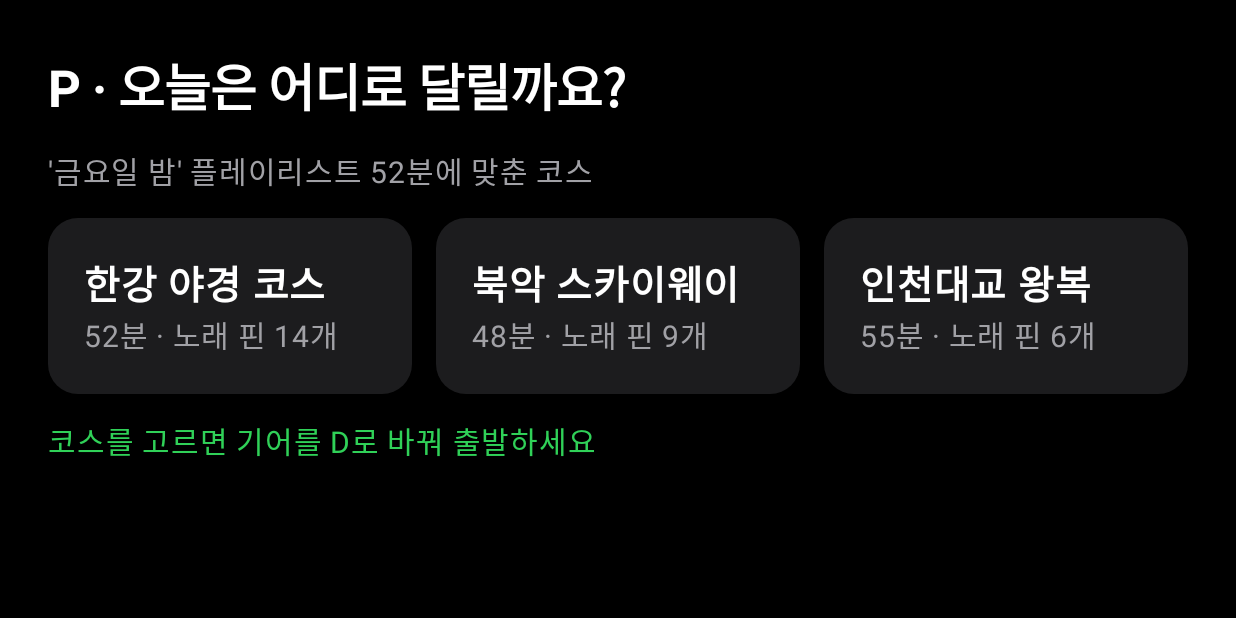
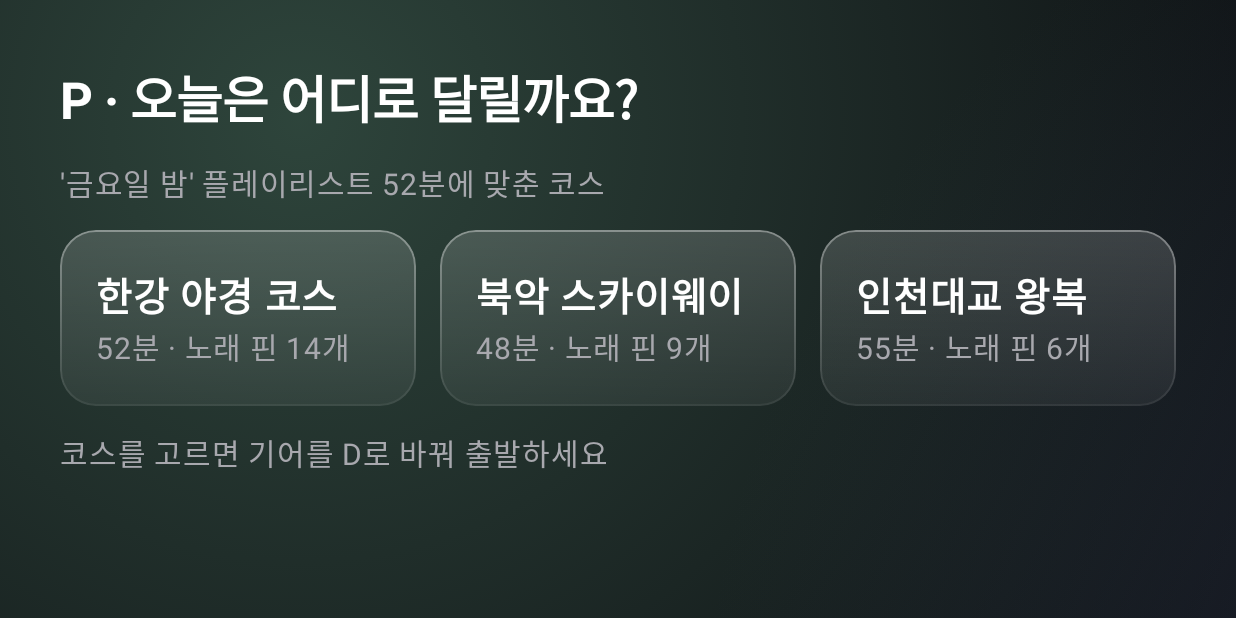
Before and after one commit to user040131/RoadTrack, an Android app built with Jetpack Compose: the screen it shows after launch (MainActivity), on a phone screen of 824 x 412 dp (held sideways). Run offline under Robolectric (Android 15) with nearby library versions, the phone set to English and light mode, and no system bars; libraries missing offline, so code that uses them is left out: ai.pleos.playground; 5 statements that could not run were skipped.

Commit message:
Redesign UI as dark glass with a muted mint accent
Replace the teal/pink palette with a dark glass look: translucent cards
over a soft background tinted by the current cabin light, one muted mint
accent, and softened mood colors. Refresh the screenshots, demo video and
release APK to match.

Co-Authored-By: Claude Opus 5.5 <noreply@anthropic.com>

```diff
--- a/app/src/main/java/ai/roadtrack/app/CarContext.kt
+++ b/app/src/main/java/ai/roadtrack/app/CarContext.kt
@@ -9,10 +9,11 @@ data class CarSignals(
 )
 
 enum class Mood(val label: String, val ambientArgb: Int) {
-    RAIN("비 오는 날", 0xFF64D2FF.toInt()),
-    NIGHT("야간 드라이브", 0xFF5E5CE6.toInt()),
-    TOGETHER("함께 듣기", 0xFFFF9F0A.toInt()),
-    DEFAULT("내 플레이리스트", 0xFF30D158.toInt()),
+    // Muted on purpose: these also tint the cabin and the glass background.
+    RAIN("비 오는 날", 0xFF8FB3D9.toInt()),
+    NIGHT("야간 드라이브", 0xFF9A97D6.toInt()),
+    TOGETHER("함께 듣기", 0xFFE0B48A.toInt()),
+    DEFAULT("내 플레이리스트", 0xFF7FC8A0.toInt()),
 }
 
 /** Cabin light color while [song] plays: the song's own color wins, else the mood color. */
--- a/app/src/main/java/ai/roadtrack/app/MainActivity.kt
+++ b/app/src/main/java/ai/roadtrack/app/MainActivity.kt
@@ -14,29 +14,33 @@ import androidx.compose.material3.*
 import androidx.compose.runtime.*
 import androidx.compose.ui.Alignment
 import androidx.compose.ui.Modifier
+import androidx.compose.ui.draw.clip
+import androidx.compose.ui.geometry.Offset
+import androidx.compose.ui.graphics.Brush
 import androidx.compose.ui.graphics.Color
+import androidx.compose.ui.graphics.Shape
 import androidx.compose.ui.platform.LocalContext
+import androidx.compose.ui.semantics.Role
 import androidx.compose.ui.text.font.FontWeight
 import androidx.compose.ui.unit.dp
 import androidx.compose.ui.unit.em
 import androidx.compose.ui.unit.sp
 import androidx.lifecycle.compose.collectAsStateWithLifecycle
 
-// Design system "RoadTrack" v2 (dark): black base, gray steps, one green accent.
-private val Bg = Color(0xFF000000)
-private val Card = Color(0xFF1C1C1E)
-private val Card2 = Color(0xFF2C2C2E)
-private val Accent = Color(0xFF30D158)
-private val OnAccent = Color.Black
-private val Dim = Color(0xFFA1A1A6)
+// Design system "RoadTrack" v3: dark glass. Muted accent, no pure primaries.
+private val Bg = Color(0xFF0B0C10)
+private val Accent = Color(0xFF7FC8A0)
+private val OnAccent = Color(0xFF0B1A12)
+private val Dim = Color(0xFFA8A8AE)
+private val Haze = Color(0xFF3A4660)
 
 data class Course(val name: String, val minutes: Int, val pins: Int, val songs: List<Song>)
 
 // shortcut: hardcoded demo courses, replace with the course/pin server once it exists
 private val demoCourses = listOf(
-    Course("한강 야경 코스", 52, 14, listOf(Song("밤양갱", "비비", 0xFFE8A33D.toInt()), Song("Hype Boy", "NewJeans", 0xFF6FB7FF.toInt()))),
-    Course("북악 스카이웨이", 48, 9, listOf(Song("주저하는 연인들을 위해", "잔나비", 0xFFE36F6F.toInt()), Song("Drive", "Miley Cyrus"))),
-    Course("인천대교 왕복", 55, 6, listOf(Song("Drive", "Miley Cyrus"), Song("밤양갱", "비비", 0xFFE8A33D.toInt()))),
+    Course("한강 야경 코스", 52, 14, listOf(Song("밤양갱", "비비", 0xFFD9B27A.toInt()), Song("Hype Boy", "NewJeans", 0xFF8DB8E8.toInt()))),
+    Course("북악 스카이웨이", 48, 9, listOf(Song("주저하는 연인들을 위해", "잔나비", 0xFFD99494.toInt()), Song("Drive", "Miley Cyrus"))),
+    Course("인천대교 왕복", 55, 6, listOf(Song("Drive", "Miley Cyrus"), Song("밤양갱", "비비", 0xFFD9B27A.toInt()))),
 )
 
 class MainActivity : ComponentActivity() {
@@ -47,7 +51,7 @@ class MainActivity : ComponentActivity() {
         signals = VehicleSignals(applicationContext).also { it.start() }
         setContent {
             val car by signals.state.collectAsStateWithLifecycle()
-            MaterialTheme(colorScheme = darkColorScheme(primary = Accent, onPrimary = OnAccent, background = Bg, surface = Card)) {
+            MaterialTheme(colorScheme = darkColorScheme(primary = Accent, onPrimary = OnAccent, background = Bg)) {
                 RoadTrackApp(car, onLight = signals::setAmbient)
             }
         }
@@ -59,19 +63,40 @@ class MainActivity : ComponentActivity() {
     }
 }
 
+/** Frosted glass: a faint top-lit fill and a hairline rim that is brighter at the top, like light catching an edge. */
+private fun Modifier.glass(shape: Shape, tint: Color = Color.White, base: Color = Color.Transparent, rim: Color = Color.White) = this
+    .clip(shape)
+    .background(base)
+    .background(Brush.verticalGradient(listOf(tint.copy(alpha = 0.16f), tint.copy(alpha = 0.06f))))
+    .border(1.dp, Brush.verticalGradient(listOf(rim.copy(alpha = 0.36f), rim.copy(alpha = 0.06f))), shape)
+
+/** Soft light behind the glass, tinted by the current cabin color so screen and cabin match. Static: no animation while driving. */
+@Composable
+private fun AmbientBackground(light: Color) {
+    Box(
+        Modifier.fillMaxSize()
+            .background(Bg)
+            .background(Brush.radialGradient(listOf(light.copy(alpha = 0.30f), Color.Transparent), center = Offset(300f, 120f), radius = 1100f))
+            .background(Brush.radialGradient(listOf(Haze.copy(alpha = 0.45f), Color.Transparent), center = Offset(1700f, 760f), radius = 1000f)),
+    )
+}
+
 @Composable
 fun RoadTrackApp(car: CarSignals, onLight: (Int) -> Unit) {
     var course by remember { mutableStateOf<Course?>(null) }
     var mood by remember { mutableStateOf(Mood.DEFAULT) }
     var dismissed by remember { mutableStateOf<Mood?>(null) }
+    var light by remember { mutableIntStateOf(Mood.DEFAULT.ambientArgb) }
     val suggested = suggestMood(car)
 
-    Box(Modifier.fillMaxSize().background(Bg).padding(32.dp)) {
+    Box(Modifier.fillMaxSize()) {
+        AmbientBackground(Color(light))
+        Box(Modifier.fillMaxSize().padding(40.dp)) {
             // Editing and browsing only while parked (Pleos driving distraction rules).
             if (car.parked) {
                 ParkedScreen(course, onPick = { course = it })
             } else {
-            DrivingScreen(course ?: demoCourses.first(), mood, onLight)
+                DrivingScreen(course ?: demoCourses.first(), mood) { light = it; onLight(it) }
             }
             if (!car.parked && suggested != Mood.DEFAULT && suggested != mood && suggested != dismissed) {
                 SuggestionBar(
@@ -80,6 +105,7 @@ fun RoadTrackApp(car: CarSignals, onLight: (Int) -> Unit) {
                     onAccept = { mood = suggested },
                     onDismiss = { dismissed = suggested },
                 )
+            }
         }
     }
 }
@@ -92,11 +118,11 @@ private fun ParkedScreen(selected: Course?, onPick: (Course) -> Unit) {
         Row(horizontalArrangement = Arrangement.spacedBy(16.dp)) {
             demoCourses.forEach { c ->
                 val on = c == selected
+                val shape = RoundedCornerShape(24.dp)
                 Column(
                     Modifier.weight(1f)
-                        .background(if (on) Accent.copy(alpha = 0.16f) else Card, RoundedCornerShape(20.dp))
-                        .border(2.dp, if (on) Accent else Color.Transparent, RoundedCornerShape(20.dp))
-                        .clickable { onPick(c) }
+                        .glass(shape, tint = if (on) Accent else Color.White, rim = if (on) Accent else Color.White)
+                        .clickable(role = Role.Button) { onPick(c) }
                         .padding(24.dp),
                 ) {
                     Text(c.name, color = Color.White, fontSize = 26.sp, fontWeight = FontWeight.SemiBold)
@@ -106,7 +132,7 @@ private fun ParkedScreen(selected: Course?, onPick: (Course) -> Unit) {
         }
         Text(
             if (selected == null) "코스를 고르면 기어를 D로 바꿔 출발하세요" else "${selected.name} 선택됨 · 기어를 D로 바꾸면 주행 화면으로 바뀌어요",
-            color = Accent, fontSize = 20.sp,
+            color = if (selected == null) Dim else Accent, fontSize = 20.sp,
         )
     }
 }
@@ -121,6 +147,10 @@ private fun DrivingScreen(course: Course, mood: Mood, onLight: (Int) -> Unit) {
     LaunchedEffect(light) { onLight(light) }
     // Glanceable: few items, big text, no animation while driving.
     Column(verticalArrangement = Arrangement.spacedBy(24.dp)) {
+        Column(
+            Modifier.glass(RoundedCornerShape(32.dp)).padding(32.dp),
+            verticalArrangement = Arrangement.spacedBy(12.dp),
+        ) {
             Text("${course.name} · ${mood.label}", color = Dim, fontSize = 22.sp)
             Row(verticalAlignment = Alignment.CenterVertically, horizontalArrangement = Arrangement.spacedBy(20.dp)) {
                 Box(Modifier.size(20.dp).background(Color(light), CircleShape))
@@ -128,6 +158,7 @@ private fun DrivingScreen(course: Course, mood: Mood, onLight: (Int) -> Unit) {
             }
             Text(song.artist, color = Dim, fontSize = 26.sp)
             Text("다음 노래 핀까지 1.2km", color = Accent, fontSize = 28.sp, fontWeight = FontWeight.Bold)
+        }
         Row(horizontalArrangement = Arrangement.spacedBy(24.dp)) {
             BigButton("이 곡 재생") {
                 if (!playSong(ctx, song)) Toast.makeText(ctx, "재생할 음악 앱이 없어요", Toast.LENGTH_SHORT).show()
@@ -137,21 +168,33 @@ private fun DrivingScreen(course: Course, mood: Mood, onLight: (Int) -> Unit) {
     }
 }
 
+/** Primary: soft accent with a top highlight. Secondary: plain glass. */
 @Composable
 private fun BigButton(label: String, primary: Boolean = true, onClick: () -> Unit) {
-    Button(
-        onClick, Modifier.height(96.dp).widthIn(min = 240.dp), shape = RoundedCornerShape(20.dp),
-        colors = if (primary) ButtonDefaults.buttonColors(containerColor = Accent, contentColor = OnAccent)
-        else ButtonDefaults.buttonColors(containerColor = Card2, contentColor = Color.White),
+    val shape = RoundedCornerShape(24.dp)
+    val surface = if (primary) {
+        Modifier.clip(shape)
+            .background(Accent)
+            .background(Brush.verticalGradient(listOf(Color.White.copy(alpha = 0.22f), Color.Transparent)))
+            .border(1.dp, Color.White.copy(alpha = 0.30f), shape)
+    } else {
+        Modifier.glass(shape)
+    }
+    Box(
+        Modifier.height(96.dp).widthIn(min = 240.dp).then(surface)
+            .clickable(role = Role.Button, onClick = onClick)
+            .padding(horizontal = 40.dp),
+        contentAlignment = Alignment.Center,
     ) {
-        Text(label, fontSize = 26.sp, fontWeight = FontWeight.SemiBold)
+        Text(label, color = if (primary) OnAccent else Color.White, fontSize = 26.sp, fontWeight = FontWeight.SemiBold)
     }
 }
 
 @Composable
 private fun SuggestionBar(mood: Mood, modifier: Modifier, onAccept: () -> Unit, onDismiss: () -> Unit) {
     Row(
-        modifier.fillMaxWidth().background(Card, RoundedCornerShape(28.dp)).padding(24.dp),
+        // Darker base than other glass: it floats over driving content and must stay readable.
+        modifier.fillMaxWidth().glass(RoundedCornerShape(32.dp), base = Bg.copy(alpha = 0.82f)).padding(24.dp),
         verticalAlignment = Alignment.CenterVertically,
         horizontalArrangement = Arrangement.spacedBy(24.dp),
     ) {
```
Also changed, not shown: 9 other files. Lines whose indentation alone changed are shown as unchanged.
